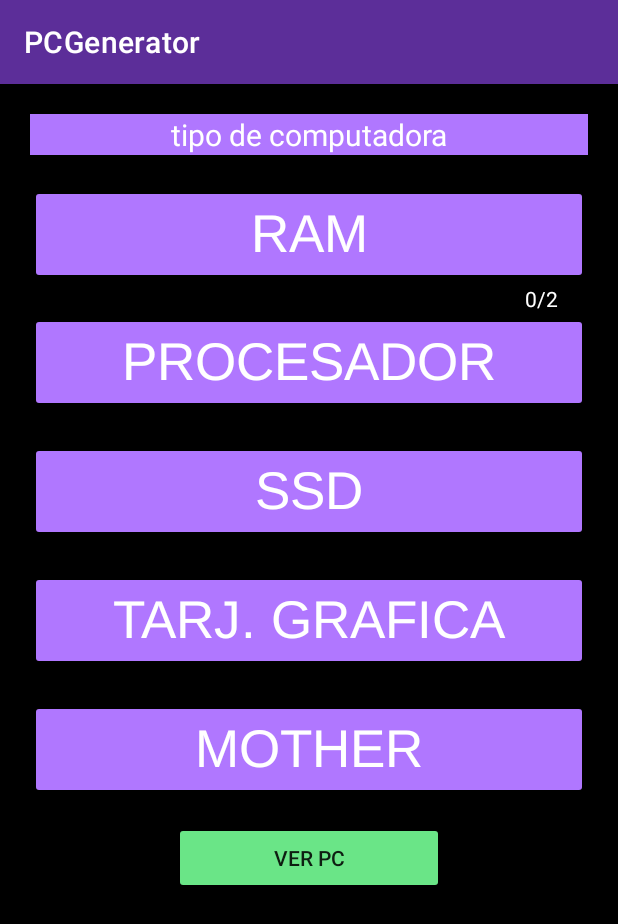
After one commit to PCGenerator-Unlam/PCGenerator, an Android app: the fragment fragment_eleccion_de_componente shown on its own in the app's theme, on a phone screen of 412 x 824 dp. The commit adds this screen. Shown: the top 924 px of the screen. Run offline under Robolectric (Android 15) with nearby library versions, the phone set to English and light mode, and no system bars; our stand-ins replace data binding.

Commit message:
agrego_layout_eleccion_de_componentes

```diff
--- /dev/null
+++ b/app/src/main/java/com/example/pcgenerator/fragment_eleccion_de_componente.kt
@@ -0,0 +1,59 @@
+package com.example.pcgenerator
+
+import android.os.Bundle
+import androidx.fragment.app.Fragment
+import android.view.LayoutInflater
+import android.view.View
+import android.view.ViewGroup
+
+// TODO: Rename parameter arguments, choose names that match
+// the fragment initialization parameters, e.g. ARG_ITEM_NUMBER
+private const val ARG_PARAM1 = "param1"
+private const val ARG_PARAM2 = "param2"
+
+/**
+ * A simple [Fragment] subclass.
+ * Use the [fragment_eleccion_de_componente.newInstance] factory method to
+ * create an instance of this fragment.
+ */
+class fragment_eleccion_de_componente : Fragment() {
+    // TODO: Rename and change types of parameters
+    private var param1: String? = null
+    private var param2: String? = null
+
+    override fun onCreate(savedInstanceState: Bundle?) {
+        super.onCreate(savedInstanceState)
+        arguments?.let {
+            param1 = it.getString(ARG_PARAM1)
+            param2 = it.getString(ARG_PARAM2)
+        }
+    }
+
+    override fun onCreateView(
+        inflater: LayoutInflater, container: ViewGroup?,
+        savedInstanceState: Bundle?
+    ): View? {
+        // Inflate the layout for this fragment
+        return inflater.inflate(R.layout.fragment_eleccion_de_componente, container, false)
+    }
+
+    companion object {
+        /**
+         * Use this factory method to create a new instance of
+         * this fragment using the provided parameters.
+         *
+         * @param param1 Parameter 1.
+         * @param param2 Parameter 2.
+         * @return A new instance of fragment fragment_eleccion_de_componente.
+         */
+        // TODO: Rename and change types and number of parameters
+        @JvmStatic
+        fun newInstance(param1: String, param2: String) =
+            fragment_eleccion_de_componente().apply {
+                arguments = Bundle().apply {
+                    putString(ARG_PARAM1, param1)
+                    putString(ARG_PARAM2, param2)
+                }
+            }
+    }
+}
--- /dev/null
+++ b/app/src/main/res/layout/fragment_eleccion_de_componente.xml
@@ -0,0 +1,106 @@
+<?xml version="1.0" encoding="utf-8"?>
+<layout xmlns:android="http://schemas.android.com/apk/res/android"
+    xmlns:tools="http://schemas.android.com/tools">
+<LinearLayout
+    android:layout_width="match_parent"
+    android:layout_height="match_parent"
+    android:orientation="vertical"
+    tools:context=".fragment_eleccion_de_componente"
+    android:background="@color/black">
+<AutoCompleteTextView
+    android:layout_width="match_parent"
+    android:layout_height="wrap_content"
+    android:text="tipo de computadora"
+    android:textSize="20sp"
+    android:textColor="@color/white"
+   android:gravity="center"
+    android:background="@color/primary"
+    android:layout_marginStart="20dp"
+    android:layout_marginEnd="20dp"
+    android:layout_marginTop="20dp"/>
+
+  <androidx.appcompat.widget.AppCompatButton
+    android:layout_marginTop="20dp"
+      android:layout_width="match_parent"
+      android:layout_height="wrap_content"
+      android:layout_marginStart="20dp"
+      android:layout_marginEnd="20dp"
+      android:backgroundTint="@color/primary"
+      android:text="RAM"
+      android:textSize="35sp"
+      android:fontFamily="@font/arimo"
+      android:textColor="@color/white"
+
+      />
+
+    <androidx.appcompat.widget.AppCompatTextView
+        android:layout_width="wrap_content"
+        android:layout_height="wrap_content"
+        android:text="0/2"
+        android:textColor="@color/white"
+        android:layout_marginStart="350dp"/>
+    <androidx.appcompat.widget.AppCompatButton
+
+        android:layout_width="match_parent"
+        android:layout_height="wrap_content"
+        android:layout_marginStart="20dp"
+        android:layout_marginEnd="20dp"
+        android:backgroundTint="@color/primary"
+        android:text="PROCESADOR"
+        android:textSize="35sp"
+        android:fontFamily="@font/arimo"
+        android:textColor="@color/white"
+
+        />
+    <androidx.appcompat.widget.AppCompatButton
+        android:layout_marginTop="20dp"
+        android:layout_width="match_parent"
+        android:layout_height="wrap_content"
+        android:layout_marginStart="20dp"
+        android:layout_marginEnd="20dp"
+        android:backgroundTint="@color/primary"
+        android:text="SSD"
+        android:textSize="35sp"
+        android:fontFamily="@font/arimo"
+        android:textColor="@color/white"
+
+        />
+    <androidx.appcompat.widget.AppCompatButton
+        android:layout_marginTop="20dp"
+        android:layout_width="match_parent"
+        android:layout_height="wrap_content"
+        android:layout_marginStart="20dp"
+        android:layout_marginEnd="20dp"
+        android:backgroundTint="@color/primary"
+        android:text="TARJ. GRAFICA"
+        android:textSize="35sp"
+        android:fontFamily="@font/arimo"
+        android:textColor="@color/white"
+
+
+        />
+    <androidx.appcompat.widget.AppCompatButton
+        android:layout_marginTop="20dp"
+        android:layout_width="match_parent"
+        android:layout_height="wrap_content"
+        android:layout_marginStart="20dp"
+        android:layout_marginEnd="20dp"
+        android:backgroundTint="@color/primary"
+        android:text="MOTHER"
+        android:textSize="35sp"
+        android:fontFamily="@font/arimo"
+        android:textColor="@color/white"
+
+        />
+
+    <androidx.appcompat.widget.AppCompatButton
+        android:layout_width="180dp"
+        android:layout_height="wrap_content"
+        android:text="VER PC"
+        android:layout_gravity="center"
+        android:backgroundTint="#6AE587"
+        android:layout_marginTop="15dp">
+
+    </androidx.appcompat.widget.AppCompatButton>
+</LinearLayout>
+    </layout>
--- a/app/src/main/res/values/strings.xml
+++ b/app/src/main/res/values/strings.xml
@@ -3,4 +3,6 @@
     <string name="title_home">Home</string>
     <string name="title_dashboard">Dashboard</string>
     <string name="title_notifications">Notifications</string>
+    <!-- TODO: Remove or change this placeholder text -->
+    <string name="hello_blank_fragment">Hello blank fragment</string>
 </resources>
```
